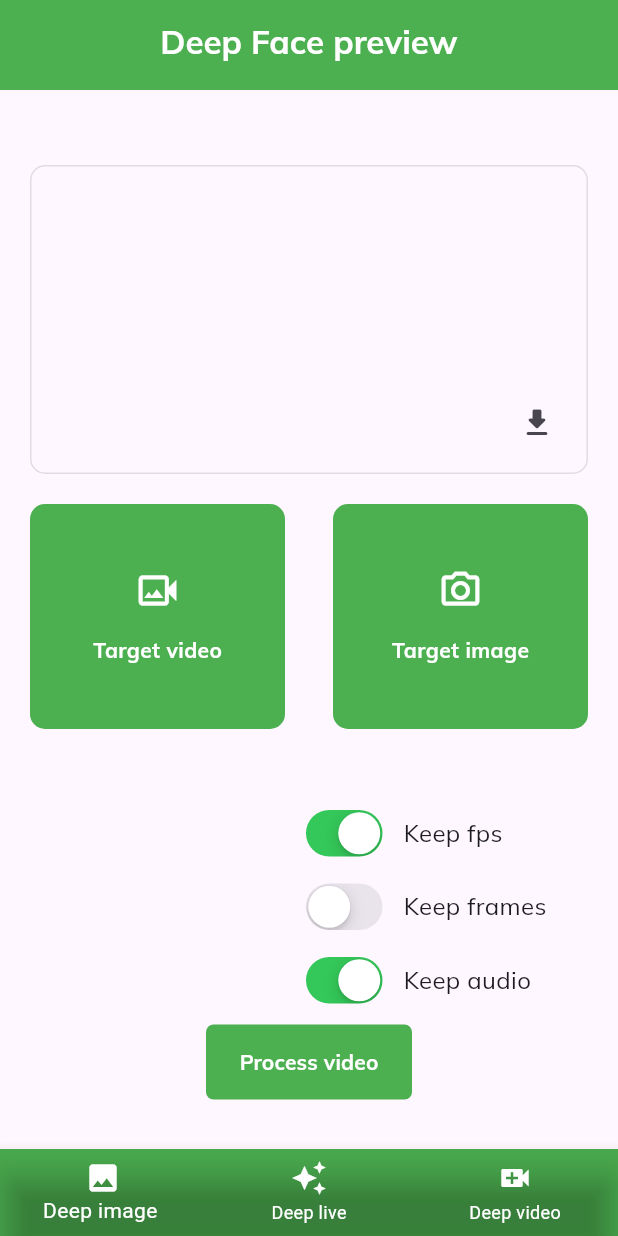
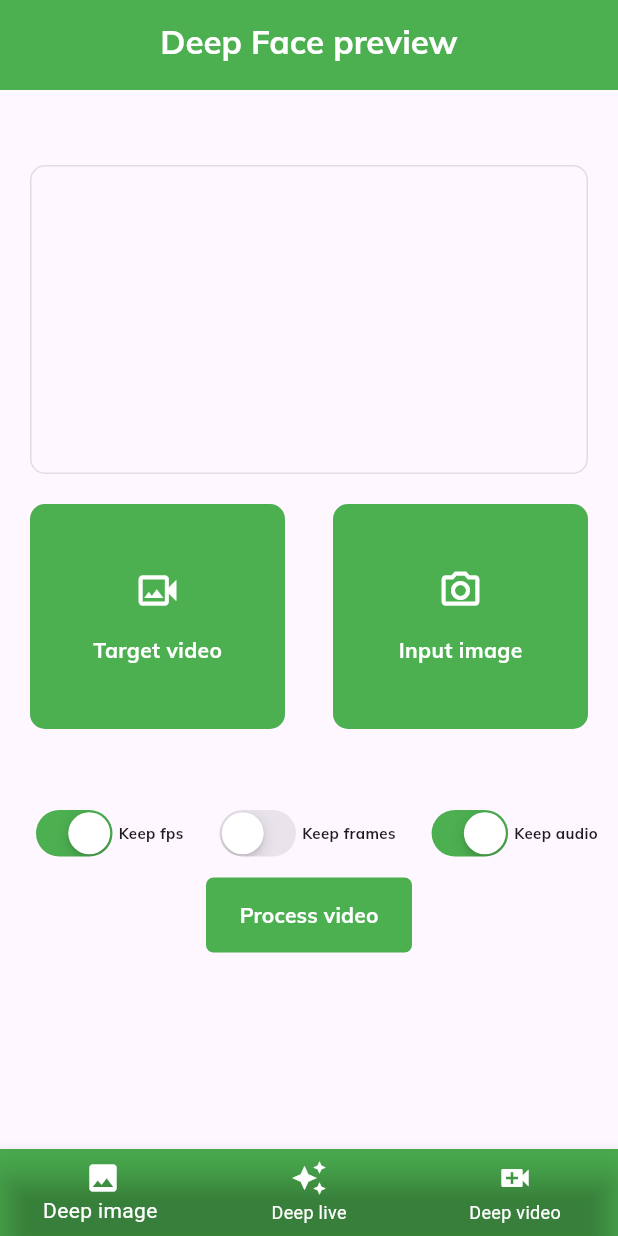
Before and after one commit to nicowalter256/flutter_deep_face_cam, a Flutter app: the screen it shows after launch, item 3 of the bottom bar chosen, on a phone screen of 412 x 824 dp. Run offline on Flutter 3.47's test engine with Material 3 defaults, Android fonts, the phone set to English and light mode, and no system bars; our stand-ins replace google_fonts, image_picker.

Commit message:
fix: changed toggler from column to row

```diff
--- a/lib/controllers/home_controller.dart
+++ b/lib/controllers/home_controller.dart
@@ -3,8 +3,11 @@ import 'package:flutter/material.dart';
 class HomeController extends ChangeNotifier {
   int currentIndex = 0;
 
+  bool processed = false;
+
   String btnText = "Process image";
   String cardText = "Input image";
+  String targetText = "Target image";
 
   List<Map<String, dynamic>> switchOtions = [
     {"id": 1, "name": "Keep fps", "status": true},
@@ -17,14 +20,17 @@ class HomeController extends ChangeNotifier {
     if (index == 0) {
       btnText = "Process image";
       cardText = "Input image";
+      targetText = "Target image";
     }
     if (index == 1) {
       btnText = "Try live";
       cardText = "Input image";
+      targetText = "Target image";
     }
     if (index == 2) {
       btnText = "Process video";
       cardText = "Target video";
+      targetText = "Input image";
     }
     notifyListeners();
   }
--- a/lib/views/home_screen.dart
+++ b/lib/views/home_screen.dart
@@ -47,6 +47,7 @@ class _HomeScreenState extends State<HomeScreen> {
                       ),
                     ),
                   ),
+                  if (controller.processed)
                     Positioned(
                       bottom: 10,
                       right: 30,
@@ -66,8 +67,8 @@ class _HomeScreenState extends State<HomeScreen> {
                       const ProcessImage(),
                       const SizedBox(height: 50),
                       if (controller.currentIndex != 0)
-                        Column(
-                          mainAxisSize: MainAxisSize.min,
+                        Row(
+                          mainAxisSize: MainAxisSize.max,
                           children: List.generate(
                               controller.switchOtions.length, (index) {
                             var data = controller.switchOtions[index];
--- a/lib/widgets/process_image.dart
+++ b/lib/widgets/process_image.dart
@@ -315,7 +315,7 @@ class _ProcessImageState extends State<ProcessImage> {
                         ),
                         const SizedBox(height: 15),
                         Text(
-                          "Target image",
+                          controller.targetText,
                           style: GoogleFonts.mulish(
                             textStyle: const TextStyle(
                                 color: whiteBG, fontWeight: FontWeight.bold),
--- a/lib/widgets/switch_widget.dart
+++ b/lib/widgets/switch_widget.dart
@@ -1,5 +1,10 @@
 import 'package:flutter/cupertino.dart';
+import 'package:flutter/material.dart';
 import 'package:google_fonts/google_fonts.dart';
+import 'package:provider/provider.dart';
+
+import '../constants/colors.dart';
+import '../controllers/home_controller.dart';
 
 // ignore: must_be_immutable
 class SwitchWidget extends StatefulWidget {
@@ -14,12 +19,20 @@ class SwitchWidget extends StatefulWidget {
 class _SwitchWidgetState extends State<SwitchWidget> {
   @override
   Widget build(BuildContext context) {
+    return Consumer<HomeController>(
+      builder: (BuildContext context, HomeController value, Widget? child) {
+        final controller = context.read<HomeController>();
         return Padding(
-      padding: const EdgeInsets.only(left: 200, bottom: 10),
+          padding: const EdgeInsets.only(left: 20, bottom: 10),
           child: Row(
             mainAxisAlignment: MainAxisAlignment.start,
             children: [
               CupertinoSwitch(
+                activeColor: controller.currentIndex == 0
+                    ? blueBG
+                    : controller.currentIndex == 1
+                        ? Colors.redAccent.withOpacity(0.8)
+                        : Colors.green,
                 value: widget.toggler,
                 onChanged: (value) {
                   setState(() {
@@ -27,16 +40,17 @@ class _SwitchWidgetState extends State<SwitchWidget> {
                   });
                 },
               ),
-          const SizedBox(width: 10),
               Text(
                 widget.title,
                 style: GoogleFonts.mulish(
-              textStyle:
-                  const TextStyle(fontSize: 16, fontWeight: FontWeight.normal),
+                  textStyle: const TextStyle(
+                      fontSize: 10, fontWeight: FontWeight.bold),
                 ),
               ),
             ],
           ),
         );
+      },
+    );
   }
 }
```
Lines whose indentation alone changed are shown as unchanged.
